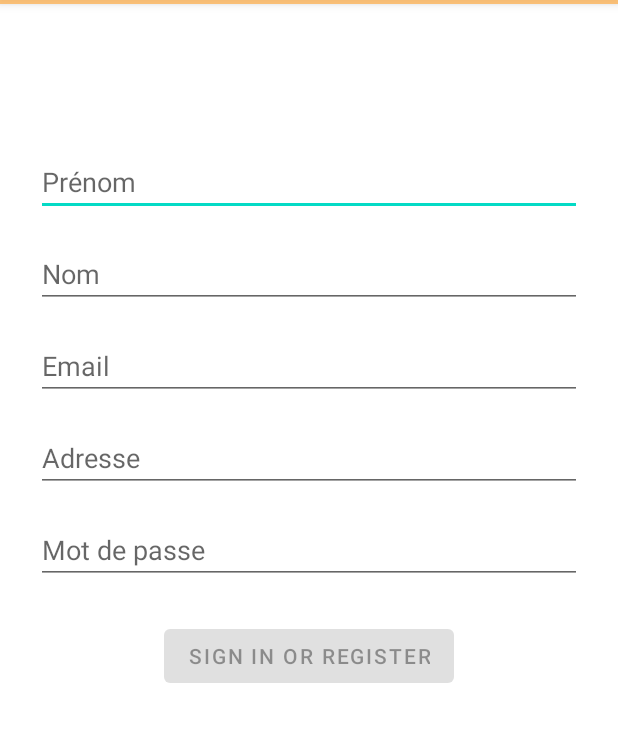
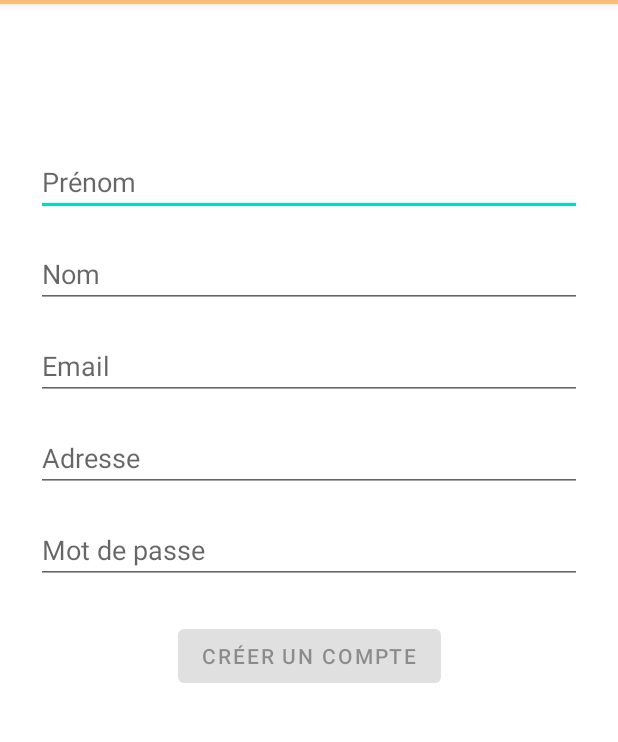
Before and after one commit to MathiasBoillot/AndroidERestaurant, an Android app: the CartActivity screen opened directly, with no data from a screen before it, after a tap on "Total : 0€", on a phone screen of 412 x 824 dp, the part 80-822 px from its top. Run offline under Robolectric (Android 15) with nearby library versions, the phone set to English and light mode, and no system bars; our stand-ins replace Volley; network calls fail; Roboto replaces fonts that are not available here.

Commit message:
Register user

```diff
--- a/app/src/main/AndroidManifest.xml
+++ b/app/src/main/AndroidManifest.xml
@@ -14,7 +14,8 @@
         android:theme="@style/Theme.AndroidERestaurant"
         android:usesCleartextTraffic="true"
         tools:targetApi="m">
-        <activity android:name=".SignInActivity"></activity>
+        <activity android:name=".SignInActivity" />
+        <activity android:name=".RegisterActivity" />
         <activity android:name=".adapters.CartAdapter" />
         <activity android:name=".CartActivity" />
         <activity android:name=".adapters.ViewPagerAdapter" />
--- a/app/src/main/java/fr/isen/boillot/androiderestaurant/CartActivity.kt
+++ b/app/src/main/java/fr/isen/boillot/androiderestaurant/CartActivity.kt
@@ -41,7 +41,7 @@ class CartActivity : AppCompatActivity() {
         }
 
         binding.totalPriceOrder.setOnClickListener {
-            startActivity(Intent(this, SignInActivity::class.java))
+            startActivity(Intent(this, RegisterActivity::class.java))
         }
     }
 
--- /dev/null
+++ b/app/src/main/java/fr/isen/boillot/androiderestaurant/RegisterActivity.kt
@@ -0,0 +1,64 @@
+package fr.isen.boillot.androiderestaurant
+
+import android.os.Bundle
+import android.util.Log
+import androidx.appcompat.app.AppCompatActivity
+import com.android.volley.Request
+import com.android.volley.toolbox.JsonObjectRequest
+import com.android.volley.toolbox.Volley
+import fr.isen.boillot.androiderestaurant.databinding.ActivityRegisterBinding
+import fr.isen.boillot.androiderestaurant.login.LoginFormData
+import fr.isen.boillot.androiderestaurant.login.LoginViewModel
+import org.json.JSONObject
+
+
+class RegisterActivity : AppCompatActivity() {
+    private lateinit var binding: ActivityRegisterBinding
+    private lateinit var loginViewModel: LoginViewModel
+    private lateinit var dataForm: LoginFormData
+
+    override fun onCreate(savedInstanceState: Bundle?) {
+        super.onCreate(savedInstanceState)
+        binding = ActivityRegisterBinding.inflate(layoutInflater)
+        setContentView(binding.root)
+        loginViewModel = LoginViewModel()
+
+        binding.signInBtn.setOnClickListener {
+            createAccount()
+        }
+    }
+
+    override fun onUserInteraction() {
+        super.onUserInteraction()
+        loginViewModel = LoginViewModel()
+        dataForm = LoginFormData(
+            email = binding.registerEmail.text.toString(),
+            firstName = binding.registerFirstname.text.toString(),
+            lastName = binding.registerLastname.text.toString(),
+            address = binding.registerAddress.text.toString(),
+            password = binding.registerPassword.text.toString()
+        )
+
+        binding.signInBtn.isEnabled = loginViewModel.loginDataChanged(dataForm)
+    }
+
+    private fun createAccount() {
+        val queue = Volley.newRequestQueue(this)
+        val url = "http://test.api.catering.bluecodegames.com/user/register"
+        val dataPost = JSONObject().let {
+            it.put("id_shop", "1")
+            it.put("email", dataForm.email)
+            it.put("firstname", dataForm.firstName)
+            it.put("lastname", dataForm.lastName)
+            it.put("address", dataForm.address)
+            it.put("password", dataForm.password)
+        }
+
+        val request = JsonObjectRequest(Request.Method.POST, url, dataPost, {
+            Log.d("response", it.toString())
+        }) {
+                error -> error.printStackTrace()
+        }
+        queue.add(request)
+    }
+}
--- /dev/null
+++ b/app/src/main/res/layout/activity_register.xml
@@ -0,0 +1,121 @@
+<?xml version="1.0" encoding="utf-8"?>
+<androidx.constraintlayout.widget.ConstraintLayout xmlns:android="http://schemas.android.com/apk/res/android"
+    xmlns:app="http://schemas.android.com/apk/res-auto"
+    xmlns:tools="http://schemas.android.com/tools"
+    android:id="@+id/container"
+    android:layout_width="match_parent"
+    android:layout_height="match_parent"
+    android:layout_margin="16dp"
+    tools:context=".RegisterActivity">
+
+    <EditText
+        android:id="@+id/register_firstname"
+        android:layout_width="0dp"
+        android:layout_height="wrap_content"
+        android:layout_marginStart="24dp"
+        android:layout_marginTop="96dp"
+        android:layout_marginEnd="24dp"
+        android:hint="@string/prompt_firstname"
+        android:importantForAutofill="no"
+        android:inputType="textPersonName"
+        android:selectAllOnFocus="true"
+        app:layout_constraintEnd_toEndOf="parent"
+        app:layout_constraintStart_toStartOf="parent"
+        app:layout_constraintTop_toTopOf="parent" />
+
+    <EditText
+        android:id="@+id/register_lastname"
+        android:layout_width="0dp"
+        android:layout_height="wrap_content"
+        android:layout_marginStart="24dp"
+        android:layout_marginTop="16dp"
+        android:layout_marginEnd="24dp"
+        android:hint="@string/prompt_lastname"
+        android:importantForAutofill="no"
+        android:inputType="textPersonName"
+        android:selectAllOnFocus="true"
+        app:layout_constraintEnd_toEndOf="parent"
+        app:layout_constraintHorizontal_bias="0.0"
+        app:layout_constraintStart_toStartOf="parent"
+        app:layout_constraintTop_toBottomOf="@+id/register_firstname" />
+
+    <EditText
+        android:id="@+id/register_email"
+        android:layout_width="0dp"
+        android:layout_height="wrap_content"
+        android:layout_marginStart="24dp"
+        android:layout_marginTop="16dp"
+        android:layout_marginEnd="24dp"
+        android:hint="@string/prompt_email"
+        android:importantForAutofill="no"
+        android:inputType="textEmailAddress"
+        android:selectAllOnFocus="true"
+        app:layout_constraintEnd_toEndOf="parent"
+        app:layout_constraintHorizontal_bias="0.0"
+        app:layout_constraintStart_toStartOf="parent"
+        app:layout_constraintTop_toBottomOf="@+id/register_lastname" />
+
+    <EditText
+        android:id="@+id/register_address"
+        android:layout_width="0dp"
+        android:layout_height="wrap_content"
+        android:layout_marginStart="24dp"
+        android:layout_marginTop="16dp"
+        android:layout_marginEnd="24dp"
+        android:hint="@string/prompt_address"
+        android:importantForAutofill="no"
+        android:inputType="text"
+        android:selectAllOnFocus="true"
+        app:layout_constraintEnd_toEndOf="parent"
+        app:layout_constraintHorizontal_bias="0.0"
+        app:layout_constraintStart_toStartOf="parent"
+        app:layout_constraintTop_toBottomOf="@+id/register_email" />
+
+    <EditText
+        android:id="@+id/register_password"
+        android:layout_width="0dp"
+        android:layout_height="wrap_content"
+        android:layout_marginStart="24dp"
+        android:layout_marginTop="16dp"
+        android:layout_marginEnd="24dp"
+        android:hint="@string/prompt_password"
+        android:imeActionLabel="@string/action_sign_in_short"
+        android:imeOptions="actionDone"
+        android:importantForAutofill="no"
+        android:inputType="textPassword"
+        android:selectAllOnFocus="true"
+        app:layout_constraintEnd_toEndOf="parent"
+        app:layout_constraintHorizontal_bias="0.0"
+        app:layout_constraintStart_toStartOf="parent"
+        app:layout_constraintTop_toBottomOf="@+id/register_address" />
+
+    <Button
+        android:id="@+id/sign_in_btn"
+        android:layout_width="wrap_content"
+        android:layout_height="wrap_content"
+        android:layout_gravity="start"
+        android:layout_marginStart="48dp"
+        android:layout_marginTop="24dp"
+        android:layout_marginEnd="48dp"
+        android:enabled="false"
+        android:text="@string/action_sign_up"
+        app:layout_constraintEnd_toEndOf="parent"
+        app:layout_constraintStart_toStartOf="parent"
+        app:layout_constraintTop_toBottomOf="@+id/register_password" />
+
+    <ProgressBar
+        android:id="@+id/loading"
+        android:layout_width="wrap_content"
+        android:layout_height="wrap_content"
+        android:layout_gravity="center"
+        android:layout_marginStart="32dp"
+        android:layout_marginTop="64dp"
+        android:layout_marginEnd="32dp"
+        android:layout_marginBottom="64dp"
+        android:visibility="gone"
+        app:layout_constraintBottom_toBottomOf="parent"
+        app:layout_constraintEnd_toEndOf="@+id/register_password"
+        app:layout_constraintStart_toStartOf="@+id/register_password"
+        app:layout_constraintTop_toTopOf="parent"
+        app:layout_constraintVertical_bias="0.3" />
+</androidx.constraintlayout.widget.ConstraintLayout>
--- a/app/src/main/res/values/strings.xml
+++ b/app/src/main/res/values/strings.xml
@@ -27,7 +27,8 @@
     <string name="price_dish">0€</string>
     <string name="prompt_email">Email</string>
     <string name="prompt_password">Mot de passe</string>
-    <string name="action_sign_in">Sign in or register</string>
+    <string name="action_sign_in">Se connecter</string>
+    <string name="action_sign_up">Créer un compte</string>
     <string name="action_sign_in_short">Sign in</string>
     <string name="welcome">"Welcome !"</string>
     <string name="invalid_email">Not a valid email</string>
```
